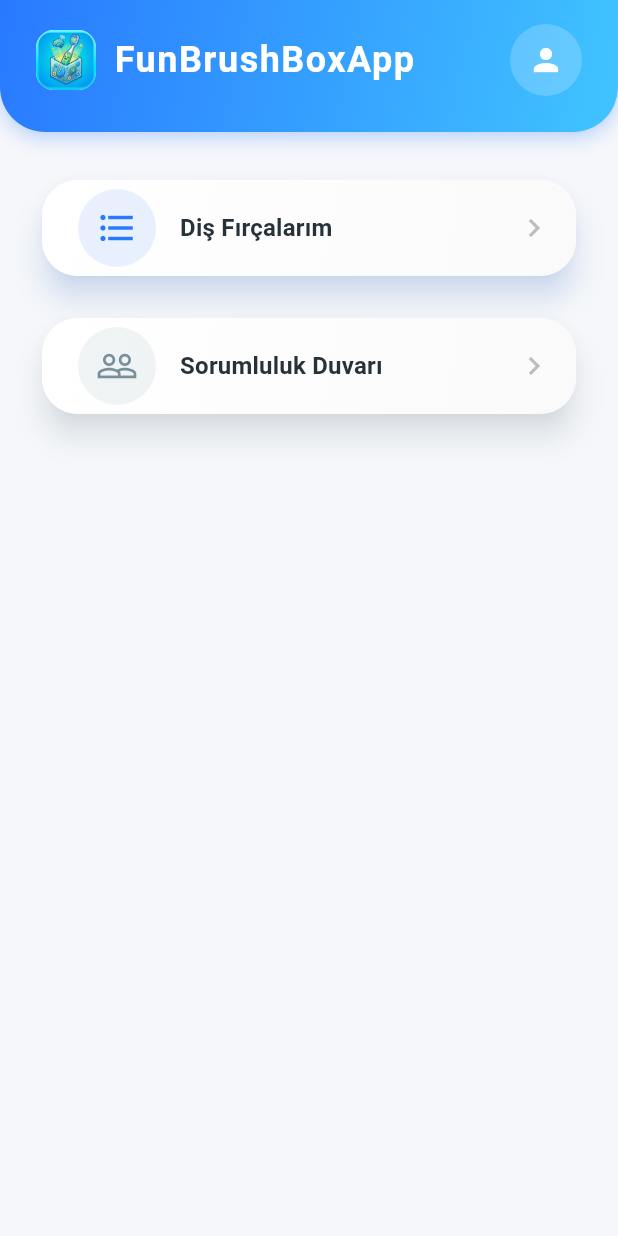
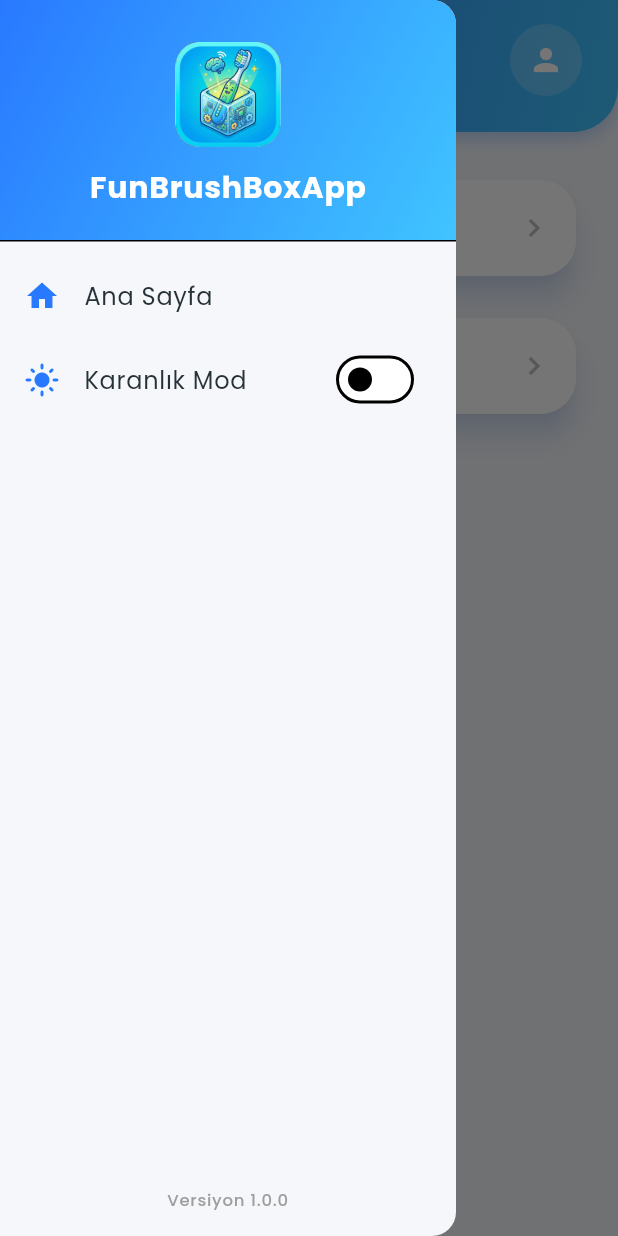
Before and after one commit to byyasar/funbrushai_mobile_app, a Flutter app: the screen it shows after launch, with the side drawer open (before the commit the screen has no drawer), on a phone screen of 412 x 824 dp. Run offline on Flutter 3.47's test engine with Material 3 defaults, Android fonts, the phone set to English and light mode, and no system bars; our stand-ins replace flutter_dotenv, google_fonts, image_picker, pdf, printing, shared_preferences and 1 more; accounts and stored records are empty.

Commit message:
Feat: Add Persistent Dark/Light Theme, Drawer Menu, and UI Improvements
- Implemented ThemeProvider with persistence using shared_preferences.
- Added AppDrawer widget for navigation and theme toggling.
- Integrated Drawer into HomeScreen and AppBanner.
- Updated AppColors with dynamic theme support and new dark mode colors.
- Fixed visibility issues in HomeScreen, SettingsScreen, and DatePicker.
- Implemented native iOS Share Sheet theme synchronization via MethodChannel.
- Polished UI:
  - Updated 'Sorumluluk Duvarı' icon color.
  - Adjusted Dark Mode banner gradient to deep navy blue.
  - Styled 'Düzenle' and 'Sıfırla' buttons in ToothbrushCardScreen for dark mode.

```diff
--- a/lib/core/constants/app_colors.dart
+++ b/lib/core/constants/app_colors.dart
@@ -4,8 +4,12 @@ class AppColors {
   // Modern Vibrant Theme
   static const Color primary = Color(0xFF2979FF); // Vibrant Blue
   static const Color primaryLight = Color(0xFF40C4FF); // Cyan Accent
+
+  // Dark Mode Primary
+  static const Color primaryDark = Color(0xFF0D47A1); // Deep Blue
+  static const Color primaryLightDark = Color(0xFF1565C0); // Dark Blue
   static const Color backgroundLight = Color(0xFFF5F7FA); // Very light grey/white
-  static const Color backgroundDark = Color(0xFF263238); // Dark Slate
+  static const Color backgroundDark = Color(0xFF102027); // Deep Blue Grey (Darker version of Slate)
   static const Color cardLight = Color(0xFFFFFFFF); // Pure White
   static const Color cardDark = Color(0xFF37474F); // Darker Slate
   static const Color textLight = Color(0xFF263238); // Dark Slate Grey
--- /dev/null
+++ b/lib/core/providers/theme_provider.dart
@@ -0,0 +1,60 @@
+import 'package:flutter/material.dart';
+import 'package:shared_preferences/shared_preferences.dart';
+
+import 'package:flutter/services.dart';
+
+class ThemeProvider extends ChangeNotifier {
+  static const platform = MethodChannel('com.funbrushai.app/theme');
+  ThemeMode _themeMode = ThemeMode.system;
+
+  ThemeMode get themeMode => _themeMode;
+
+  static const String _themeKey = 'theme_mode';
+
+  ThemeProvider() {
+    _loadTheme();
+  }
+
+  Future<void> _loadTheme() async {
+    final prefs = await SharedPreferences.getInstance();
+    final String? themeStr = prefs.getString(_themeKey);
+    if (themeStr != null) {
+      if (themeStr == 'ThemeMode.light') {
+        _themeMode = ThemeMode.light;
+      } else if (themeStr == 'ThemeMode.dark') {
+        _themeMode = ThemeMode.dark;
+      } else {
+        _themeMode = ThemeMode.system;
+      }
+      notifyListeners();
+      _updateSystemTheme(_themeMode);
+    }
+  }
+
+  Future<void> _updateSystemTheme(ThemeMode mode) async {
+    try {
+      await platform.invokeMethod('setTheme', {'mode': mode.toString()});
+    } on PlatformException catch (e) {
+      debugPrint("Failed to set system theme: '${e.message}'.");
+    }
+  }
+
+  Future<void> setThemeMode(ThemeMode mode) async {
+    _themeMode = mode;
+    notifyListeners();
+    _updateSystemTheme(mode);
+    final prefs = await SharedPreferences.getInstance();
+    await prefs.setString(_themeKey, mode.toString());
+  }
+
+  bool get isDarkMode {
+    if (_themeMode == ThemeMode.system) {
+      // This might need context to be accurate, but system usually implies follow system.
+      // For simple toggle logic in UI without context, we might rely on the current mode value.
+      // However, to know the *actual* brightness, we usually check MediaQuery.
+      // For now, let's just use this helper to simply check if we are *explicitly* in dark mode.
+      return false;
+    }
+    return _themeMode == ThemeMode.dark;
+  }
+}
--- a/lib/main.dart
+++ b/lib/main.dart
@@ -1,5 +1,7 @@
 import 'package:flutter/material.dart';
+import 'package:provider/provider.dart';
 import 'package:flutter_localizations/flutter_localizations.dart';
+import 'core/providers/theme_provider.dart';
 import 'package:flutter_dotenv/flutter_dotenv.dart';
 import 'package:supabase_flutter/supabase_flutter.dart';
 import 'package:intl/date_symbol_data_local.dart';
@@ -23,7 +25,12 @@ Future<void> main() async {
     anonKey: SupabaseConstants.anonKey,
   );
 
-  runApp(const FunBrushAiApp());
+  runApp(
+    ChangeNotifierProvider(
+      create: (_) => ThemeProvider(),
+      child: const FunBrushAiApp(),
+    ),
+  );
 }
 
 class FunBrushAiApp extends StatelessWidget {
@@ -36,7 +43,7 @@ class FunBrushAiApp extends StatelessWidget {
       debugShowCheckedModeBanner: false,
       theme: AppTheme.lightTheme,
       darkTheme: AppTheme.darkTheme,
-      themeMode: ThemeMode.system,
+      themeMode: Provider.of<ThemeProvider>(context).themeMode,
       home: const HomeScreen(),
       localizationsDelegates: const [
         GlobalMaterialLocalizations.delegate,
--- a/lib/ui/screens/home_screen.dart
+++ b/lib/ui/screens/home_screen.dart
@@ -7,6 +7,7 @@ import '../widgets/toothbrush_lifespan_card.dart';
 import 'social_accountability_screen.dart';
 import 'toothbrush_card_screen.dart';
 import 'settings_screen.dart';
+import '../widgets/app_drawer.dart';
 
 class HomeScreen extends StatefulWidget {
   const HomeScreen({super.key});
@@ -16,6 +17,7 @@ class HomeScreen extends StatefulWidget {
 }
 
 class _HomeScreenState extends State<HomeScreen> {
+  final GlobalKey<ScaffoldState> _scaffoldKey = GlobalKey<ScaffoldState>();
   List<Toothbrush> _toothbrushes = [];
   bool _isLoading = true;
 
@@ -49,11 +51,15 @@ class _HomeScreenState extends State<HomeScreen> {
   @override
   Widget build(BuildContext context) {
     return Scaffold(
-      backgroundColor: AppColors.backgroundLight,
+      key: _scaffoldKey,
+      drawer: const AppDrawer(),
       body: SafeArea(
         child: Column(
           children: [
             AppBanner(
+              onMenuPressed: () {
+                _scaffoldKey.currentState?.openDrawer();
+              },
               onSettingsPressed: () {
                 Navigator.of(context).push(
                   MaterialPageRoute(
@@ -92,7 +98,7 @@ class _HomeScreenState extends State<HomeScreen> {
                           context,
                           title: 'Sorumluluk Duvarı',
                           icon: Icons.people_outline,
-                          color: AppColors.secondaryTextLight,
+                          color: AppColors.primary,
                           onTap: () {
                             Navigator.of(context).push(
                               MaterialPageRoute(
@@ -113,7 +119,7 @@ class _HomeScreenState extends State<HomeScreen> {
                           'Diş Fırçaları Kullanım Durumları',
                           style: Theme.of(context).textTheme.titleMedium?.copyWith(
                                 fontWeight: FontWeight.bold,
-                                color: AppColors.textLight,
+                                // color: AppColors.textLight, // Removed to use theme color
                               ),
                         ),
                         const SizedBox(height: 12),
@@ -166,8 +172,8 @@ class _HomeScreenState extends State<HomeScreen> {
               begin: Alignment.topLeft,
               end: Alignment.bottomRight,
               colors: [
-                Colors.white,
-                Colors.grey.shade50,
+                Theme.of(context).cardTheme.color ?? Colors.white,
+                Theme.of(context).cardTheme.color?.withOpacity(0.9) ?? Colors.grey.shade50,
               ],
             ),
           ),
@@ -192,7 +198,7 @@ class _HomeScreenState extends State<HomeScreen> {
                   title,
                   style: Theme.of(context).textTheme.titleMedium?.copyWith(
                         fontWeight: FontWeight.bold,
-                        color: AppColors.textLight,
+                        color: Theme.of(context).textTheme.titleMedium?.color,
                       ),
                 ),
               ),
--- a/lib/ui/widgets/app_banner.dart
+++ b/lib/ui/widgets/app_banner.dart
@@ -3,24 +3,30 @@ import '../../core/constants/app_colors.dart';
 
 class AppBanner extends StatelessWidget {
   final VoidCallback? onSettingsPressed;
+  final VoidCallback? onMenuPressed;
   final String? title;
   final bool showBackButton;
 
   const AppBanner({
     super.key,
     this.onSettingsPressed,
+    this.onMenuPressed,
     this.title,
     this.showBackButton = false,
   });
 
   @override
   Widget build(BuildContext context) {
+    final bool isDark = Theme.of(context).brightness == Brightness.dark;
+
     return Container(
       width: double.infinity,
       padding: const EdgeInsets.fromLTRB(24, 16, 24, 24), // More padding at bottom for header feel
       decoration: BoxDecoration(
-        gradient: const LinearGradient(
-          colors: [AppColors.primary, AppColors.primaryLight],
+        gradient: LinearGradient(
+          colors: isDark
+              ? [AppColors.primaryDark, AppColors.primaryLightDark]
+              : [AppColors.primary, AppColors.primaryLight],
           begin: Alignment.topLeft,
           end: Alignment.bottomRight,
         ),
@@ -54,8 +60,20 @@ class AppBanner extends StatelessWidget {
                         size: 28,
                       ),
                     ),
-                  ),
-                if (!showBackButton) ...[
+                  )
+                else if (onMenuPressed != null)
+                  Padding(
+                    padding: const EdgeInsets.only(right: 12.0),
+                    child: GestureDetector(
+                      onTap: onMenuPressed,
+                      child: const Icon(
+                        Icons.menu,
+                        color: Colors.white,
+                        size: 28,
+                      ),
+                    ),
+                  )
+                else ...[
                   Container(
                     width: 40,
                     height: 40,
--- /dev/null
+++ b/lib/ui/widgets/app_drawer.dart
@@ -0,0 +1,100 @@
+import 'package:flutter/material.dart';
+import 'package:provider/provider.dart';
+import '../../core/constants/app_colors.dart';
+import '../../core/providers/theme_provider.dart';
+
+class AppDrawer extends StatelessWidget {
+  const AppDrawer({super.key});
+
+  @override
+  Widget build(BuildContext context) {
+    return Drawer(
+      backgroundColor: Theme.of(context).scaffoldBackgroundColor,
+      child: Column(
+        children: [
+          DrawerHeader(
+            decoration: const BoxDecoration(
+              gradient: LinearGradient(
+                colors: [AppColors.primary, AppColors.primaryLight],
+                begin: Alignment.topLeft,
+                end: Alignment.bottomRight,
+              ),
+            ),
+            child: SizedBox(
+              width: double.infinity,
+              child: Column(
+                mainAxisAlignment: MainAxisAlignment.center,
+                children: [
+                  Container(
+                    width: 70,
+                    height: 70,
+                    decoration: BoxDecoration(
+                      color: Colors.white,
+                      borderRadius: BorderRadius.circular(16),
+                      image: const DecorationImage(
+                        image: AssetImage('assets/icon/app_icon.jpg'),
+                        fit: BoxFit.cover,
+                      ),
+                    ),
+                  ),
+                  const SizedBox(height: 12),
+                  const Text(
+                    'FunBrushBoxApp',
+                    style: TextStyle(
+                      color: Colors.white,
+                      fontSize: 20,
+                      fontWeight: FontWeight.bold,
+                    ),
+                  ),
+                ],
+              ),
+            ),
+          ),
+          Expanded(
+            child: ListView(
+              padding: EdgeInsets.zero,
+              children: [
+                ListTile(
+                  leading: const Icon(Icons.home, color: AppColors.primary),
+                  title: const Text('Ana Sayfa'),
+                  onTap: () {
+                    Navigator.pop(context); // Close drawer
+                  },
+                ),
+                // Theme Toggle
+                Consumer<ThemeProvider>(
+                  builder: (context, themeProvider, child) {
+                    return SwitchListTile(
+                      title: const Text('Karanlık Mod'),
+                      secondary: Icon(
+                        themeProvider.isDarkMode ? Icons.dark_mode : Icons.light_mode,
+                        color: AppColors.primary,
+                      ),
+                      value: themeProvider.isDarkMode,
+                      onChanged: (bool value) {
+                        themeProvider.setThemeMode(
+                          value ? ThemeMode.dark : ThemeMode.light,
+                        );
+                      },
+                    );
+                  },
+                ),
+              ],
+            ),
+          ),
+          Padding(
+            padding: const EdgeInsets.all(16.0),
+            child: Text(
+              'Versiyon 1.0.0',
+              style: Theme.of(context).textTheme.labelSmall?.copyWith(
+                    color: Colors.grey,
+                  ),
+              textAlign: TextAlign.center,
+            ),
+          ),
+          SizedBox(height: MediaQuery.of(context).padding.bottom),
+        ],
+      ),
+    );
+  }
+}
--- a/lib/ui/widgets/calendar_day_tile.dart
+++ b/lib/ui/widgets/calendar_day_tile.dart
@@ -37,7 +37,7 @@ class CalendarDayTile extends StatelessWidget {
       child: Container(
         margin: const EdgeInsets.all(2),
         decoration: BoxDecoration(
-          color: isDarkMode ? AppColors.backgroundDark : AppColors.backgroundLight,
+          color: Theme.of(context).cardColor,
           borderRadius: BorderRadius.circular(12),
           border: Border.all(
             color: AppColors.primaryLight.withOpacity(0.2),
--- a/lib/ui/widgets/toothbrush_lifespan_card.dart
+++ b/lib/ui/widgets/toothbrush_lifespan_card.dart
@@ -30,7 +30,7 @@ class ToothbrushLifespanCard extends StatelessWidget {
     return Container(
       padding: const EdgeInsets.all(8), // Reduced padding
       decoration: BoxDecoration(
-        color: Colors.white,
+        color: Theme.of(context).cardColor,
         borderRadius: BorderRadius.circular(16),
         boxShadow: [
           BoxShadow(
```
Also changed, not shown: lib/ui/screens/settings_screen.dart (+13 -2 lines), lib/ui/screens/toothbrush_card_screen.dart (+24 -14 lines), lib/ui/widgets/weekly_stars_table.dart (+11 -8 lines), 2 other files.
